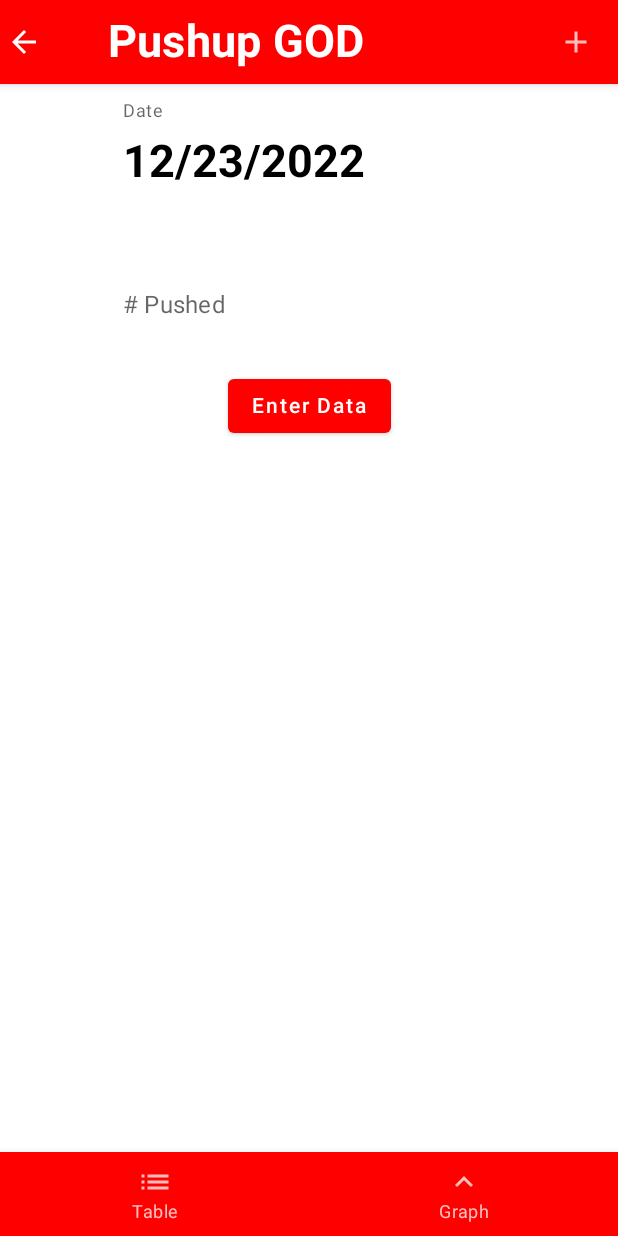
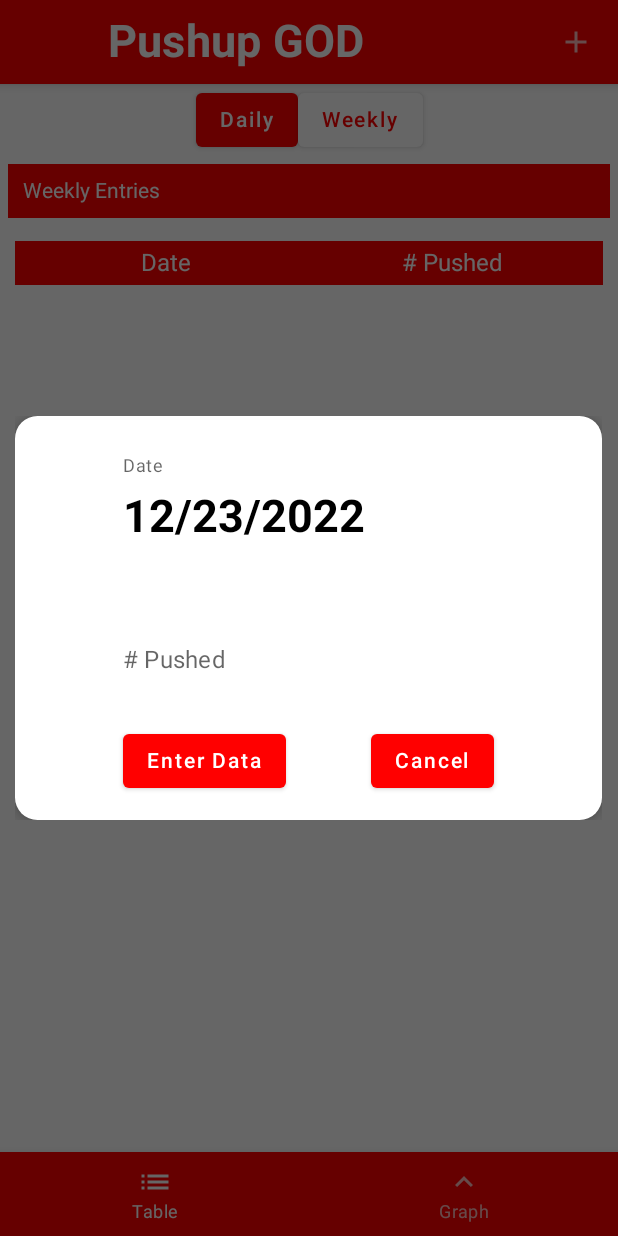
Before and after one commit to NShanklin22/PushupGod, an Android app built with Jetpack Compose: the screen it shows after launch (MainActivity), after a tap on "Add New Entry", on a phone screen of 412 x 824 dp. Run offline under Robolectric (Android 15) with nearby library versions, the phone set to English and light mode, and no system bars; our stand-ins replace Room's generated code, accompanist, livedata-compose; 2 other taps on this screen came first.

Commit message:
Add pop up dialog for new entry

```diff
--- a/app/src/main/java/com/example/pushupgod/MainActivity.kt
+++ b/app/src/main/java/com/example/pushupgod/MainActivity.kt
@@ -1,7 +1,11 @@
 package com.example.pushupgod
 
+import android.app.Activity
 import android.app.Application
+import android.content.ContentValues
 import android.os.Bundle
+import android.util.Log
+import android.view.View
 import androidx.activity.ComponentActivity
 import androidx.activity.compose.setContent
 import androidx.compose.foundation.layout.*
@@ -11,6 +15,7 @@ import androidx.compose.runtime.livedata.observeAsState
 import androidx.compose.ui.Modifier
 import androidx.compose.ui.graphics.Color
 import androidx.compose.ui.platform.LocalContext
+import androidx.compose.ui.platform.LocalView
 import androidx.lifecycle.ViewModel
 import androidx.lifecycle.ViewModelProvider
 import androidx.lifecycle.viewmodel.compose.LocalViewModelStoreOwner
@@ -25,7 +30,7 @@ import com.example.pushupgod.ui.appbar.BottomNavigationBar
 import com.example.pushupgod.ui.appbar.NavRoutes
 import com.example.pushupgod.ui.appbar.TopNavigationBar
 import com.example.pushupgod.ui.screens.GraphScreen
-import com.example.pushupgod.ui.screens.NewEntry
+import com.example.pushupgod.ui.screens.NewEntryDialog
 import com.example.pushupgod.ui.screens.TableScreen
 import com.google.accompanist.systemuicontroller.rememberSystemUiController
 
@@ -75,9 +80,17 @@ class MainActivity : ComponentActivity() {
 fun ScreenSetup(viewModel: MainViewModel){
 
     val navController = rememberNavController()
+    if(viewModel.NewEntrySelected){
+        Log.e(ContentValues.TAG, "Something should have popped up here!")
+        NewEntryDialog(
+            viewModel = viewModel,
+            onConfirm = {},
+            onDismiss = {}
+        )
+    }
 
     Scaffold(
-        topBar = { TopNavigationBar(navController = navController) },
+        topBar = { TopNavigationBar(navController = navController, viewModel) },
         content = { NavigationHost(navController = navController, viewModel)},
         bottomBar = { BottomNavigationBar(navController = navController) }
     )
@@ -97,9 +110,6 @@ fun NavigationHost(navController: NavHostController, viewModel: MainViewModel){
         composable(NavRoutes.Graph.route){
             GraphScreen()
         }
-        composable(NavRoutes.NewEntry.route){
-            NewEntry(viewModel = viewModel)
-        }
     }
 }
 
--- a/app/src/main/java/com/example/pushupgod/database/MainViewModel.kt
+++ b/app/src/main/java/com/example/pushupgod/database/MainViewModel.kt
@@ -19,6 +19,8 @@ class MainViewModel(application: Application) : ViewModel() {
     // search results is reutrned by the repository
     val selectedLogs: MutableLiveData<List<PushupLog>>
     var dailySelected by mutableStateOf(true)
+    // Variable to note if in the new entry page
+    var NewEntrySelected by mutableStateOf(false)
 
 
     init {
@@ -27,6 +29,10 @@ class MainViewModel(application: Application) : ViewModel() {
         repository = LogRepository(logDao)
         allLogs = repository.allLogs
         selectedLogs = repository.selectedLogs
+    }
+
+    fun onDismissDialog(){
+
     }
 
     fun insertlog(pushupLog: PushupLog) {
--- a/app/src/main/java/com/example/pushupgod/ui/appbar/TopAppBar.kt
+++ b/app/src/main/java/com/example/pushupgod/ui/appbar/TopAppBar.kt
@@ -1,5 +1,7 @@
 package com.example.pushupgod.ui.appbar
 
+import android.content.ContentValues.TAG
+import android.util.Log
 import androidx.compose.foundation.layout.fillMaxSize
 import androidx.compose.foundation.layout.fillMaxWidth
 import androidx.compose.material.*
@@ -8,26 +10,30 @@ import androidx.compose.material.icons.filled.Add
 import androidx.compose.material.icons.filled.ArrowBack
 import androidx.compose.material.icons.filled.Search
 import androidx.compose.runtime.Composable
+import androidx.compose.runtime.mutableStateOf
+import androidx.compose.runtime.remember
 import androidx.compose.ui.Modifier
 import androidx.compose.ui.graphics.Color
 import androidx.compose.ui.res.stringResource
 import androidx.compose.ui.text.font.FontWeight
 import androidx.compose.ui.tooling.preview.Preview
 import androidx.compose.ui.unit.sp
+import androidx.lifecycle.viewmodel.compose.viewModel
 import androidx.navigation.NavGraph.Companion.findStartDestination
 import androidx.navigation.NavHostController
+import androidx.navigation.compose.composable
 import com.example.pushupgod.NavBarItems
+import com.example.pushupgod.database.MainViewModel
+import com.example.pushupgod.ui.screens.NewEntryDialog
 
 @Composable
 fun TopNavigationBar(
-    navController: NavHostController
+    navController: NavHostController,
+    viewModel: MainViewModel
 ){
     TopAppBar(
         navigationIcon = {
-            Icon(
-                imageVector = Icons.Filled.ArrowBack,
-                contentDescription = "Go back"
-            )
+
         },
         title = {
             Text(
@@ -37,13 +43,9 @@ fun TopNavigationBar(
                 fontSize = 30.sp)
         },
         actions = {
-            AppBarActions(
-                {
-                    navController.navigate(NavRoutes.NewEntry.route){
-
-                    }
-                }
-            )
+            AppBarActions {
+                viewModel.NewEntrySelected = true
+            }
         },
         backgroundColor = Color.Red
     )
@@ -51,10 +53,13 @@ fun TopNavigationBar(
 
 @Composable
 fun AppBarActions(
-    onAddClicked:()-> Unit
+    onAddClicked:()-> Unit,
     ){
     IconButton(
-        onClick = { onAddClicked() }
+        onClick = {
+            onAddClicked()
+            Log.e(TAG, "AppBarActions: The button has clicked")
+        }
     ){
         Icon(
             imageVector = Icons.Filled.Add,
@@ -62,9 +67,3 @@ fun AppBarActions(
         )
     }
 }
-
-
-@Composable
-@Preview
-fun previewAppTopBar(){
-}
--- /dev/null
+++ b/app/src/main/java/com/example/pushupgod/ui/screens/NewEntryDialog.kt
@@ -0,0 +1,162 @@
+package com.example.pushupgod.ui.screens
+
+import androidx.compose.foundation.layout.*
+import androidx.compose.foundation.shape.RoundedCornerShape
+import androidx.compose.foundation.text.KeyboardOptions
+import androidx.compose.material.*
+import androidx.compose.runtime.*
+import androidx.compose.ui.Alignment
+import androidx.compose.ui.Modifier
+import androidx.compose.ui.graphics.Color
+import androidx.compose.ui.text.TextStyle
+import androidx.compose.ui.text.font.FontWeight
+import androidx.compose.ui.text.input.KeyboardType
+import androidx.compose.ui.unit.dp
+import androidx.compose.ui.unit.sp
+import androidx.compose.ui.window.Dialog
+import com.example.pushupgod.database.MainViewModel
+import com.example.pushupgod.database.PushupLog
+import java.text.SimpleDateFormat
+import java.util.*
+
+// Primary composable called by MainActivity
+@Composable
+fun NewEntryDialog(
+    onDismiss: () -> Unit,
+    onConfirm: () -> Unit,
+    viewModel: MainViewModel
+){
+    Dialog(
+        onDismissRequest = {
+            onDismiss()
+        }
+    ) {
+        Card(
+            elevation = 5.dp,
+            shape = RoundedCornerShape(15.dp),
+            modifier = Modifier.fillMaxWidth(fraction = .95f)
+        ){
+            Column(
+                Modifier
+                    .fillMaxWidth()
+                    .padding(15.dp),
+                verticalArrangement = Arrangement.spacedBy(25.dp)
+            ){
+                dataEntry(viewModel = viewModel, onConfirm())
+            }
+        }
+    }
+
+}
+
+// Composable which handles gathering and submission of data
+@Composable
+fun dataEntry(viewModel: MainViewModel, onConfirm: Unit){
+    val sdf = SimpleDateFormat("MM/dd/yyyy", Locale.US)
+    val time: String = sdf.format(Date())
+    var date by remember { mutableStateOf(sdf.format(Date()).toString()) }
+    var numPushed by remember { mutableStateOf("") }
+
+    val onDateChange = { text : String ->
+        date = text
+    }
+
+    val onNumPushedChange = { text : String ->
+        numPushed = text
+    }
+
+    Column(
+        modifier = Modifier.fillMaxWidth(),
+        horizontalAlignment = Alignment.CenterHorizontally
+    ) {
+
+        // Data entry date
+        CustomTextField(
+            title = "Date",
+            textState = date,
+            onTextChange = onDateChange,
+            keyboardType = KeyboardType.Text,
+        )
+
+        // Data Entry # Pushed
+        CustomTextField(
+            title = "# Pushed",
+            textState = numPushed,
+            onTextChange = onNumPushedChange,
+            keyboardType = KeyboardType.Number,
+        )
+
+        Row(
+            modifier = Modifier.fillMaxWidth(),
+            horizontalArrangement = Arrangement.SpaceEvenly
+        ){
+            // Submit Button
+            Button(
+                colors = ButtonDefaults.buttonColors(
+                    backgroundColor = Color.Red,
+                    contentColor = Color.White
+                ) ,
+                onClick = {
+                    // First check that the
+                    if(numPushed.isNotEmpty()){
+                        // Insert new entry to the table
+                        viewModel.insertlog(
+                            PushupLog(
+                                date,
+                                numPushed.toInt()
+                            )
+                        )
+                        // Clear num pushed field
+                        numPushed = ""
+                        viewModel.NewEntrySelected = false
+                    }
+                    // TODO: Add an else case for no data entered
+                }
+            ) {
+                Text(text = "Enter Data")
+            }
+            // Cancel Button
+            Button(
+                colors = ButtonDefaults.buttonColors(
+                    backgroundColor = Color.Red,
+                    contentColor = Color.White
+                ) ,
+                onClick = {
+                    viewModel.NewEntrySelected = false
+                }
+            ) {
+                Text(text = "Cancel")
+            }
+
+
+        }
+
+    }
+}
+
+@Composable
+fun CustomTextField(
+    title: String,
+    textState: String,
+    onTextChange: (String) -> Unit,
+    keyboardType: KeyboardType
+) {
+    OutlinedTextField(
+        value = textState,
+        onValueChange = { onTextChange(it) },
+        keyboardOptions = KeyboardOptions(
+            keyboardType = keyboardType
+        ),
+        colors = TextFieldDefaults.outlinedTextFieldColors(
+            focusedBorderColor = Color.Red,
+            unfocusedBorderColor = Color.White,
+            textColor = Color.Black,
+            focusedLabelColor = Color.Red
+        ),
+        singleLine = true,
+        label = { Text(title)},
+        modifier = Modifier.padding(10.dp),
+        textStyle = TextStyle(fontWeight = FontWeight.Bold,
+            fontSize = 30.sp)
+    )
+}
--- a/app/src/main/java/com/example/pushupgod/ui/screens/NewEntryScreen.kt
+++ b/app/src/main/java/com/example/pushupgod/ui/screens/NewEntryScreen.kt
@@ -1,131 +1,131 @@
-package com.example.pushupgod.ui.screens
-
-import androidx.compose.foundation.layout.Column
-import androidx.compose.foundation.layout.fillMaxSize
-import androidx.compose.foundation.layout.fillMaxWidth
-import androidx.compose.foundation.layout.padding
-import androidx.compose.foundation.text.KeyboardOptions
-import androidx.compose.material.*
-import androidx.compose.runtime.*
-import androidx.compose.ui.Alignment
-import androidx.compose.ui.Modifier
-import androidx.compose.ui.graphics.Color
-import androidx.compose.ui.text.TextStyle
-import androidx.compose.ui.text.font.FontWeight
-import androidx.compose.ui.text.input.KeyboardType
-import androidx.compose.ui.tooling.preview.Preview
-import androidx.compose.ui.unit.dp
-import androidx.compose.ui.unit.sp
-import androidx.lifecycle.viewmodel.compose.viewModel
-import com.example.pushupgod.database.MainViewModel
-import com.example.pushupgod.database.PushupLog
-import java.text.SimpleDateFormat
-import java.util.*
-
-// Primary composable called by MainActivity
-@Composable
-fun NewEntry(viewModel: MainViewModel){
-    Column(
-        modifier = Modifier.fillMaxSize()
-    ) {
-        dataEntry(viewModel = viewModel)
-    }
-}
-
-// Composable which handles gathering and submission of data
-@Composable
-fun dataEntry(viewModel: MainViewModel){
-    val sdf = SimpleDateFormat("MM/dd/yyyy", Locale.US)
-    val time: String = sdf.format(Date())
-    var date by remember { mutableStateOf(sdf.format(Date()).toString()) }
-    var numPushed by remember { mutableStateOf("") }
-
-    val onDateChange = { text : String ->
-        date = text
-    }
-
-    val onNumPushedChange = { text : String ->
-        numPushed = text
-    }
-
-    Column(
-        modifier = Modifier.fillMaxWidth(),
-        horizontalAlignment = Alignment.CenterHorizontally
-    ) {
-
-        // Data entry date
-        CustomTextField(
-            title = "Date",
-            textState = date,
-            onTextChange = onDateChange,
-            keyboardType = KeyboardType.Text,
-        )
-
-        // Data Entry # Pushed
-        CustomTextField(
-            title = "# Pushed",
-            textState = numPushed,
-            onTextChange = onNumPushedChange,
-            keyboardType = KeyboardType.Number,
-        )
-
-        // Submit Button
-        Button(
-            colors = ButtonDefaults.buttonColors(
-                backgroundColor = Color.Red,
-                contentColor = Color.White
-            ) ,
-            onClick = {
-                // First check that the
-                if(numPushed.isNotEmpty()){
-                    // Insert new entry to the table
-                    viewModel.insertlog(
-                        PushupLog(
-                            date,
-                            numPushed.toInt()
-                        )
-                    )
-                    // Clear num pushed field
-                    numPushed = ""
-                }
-                // TODO: Add an else case for no data entered
-            }
-        ) {
-            Text(text = "Enter Data")
-        }
-
-    }
-}
-
-@Composable
-fun CustomTextField(
-    title: String,
-    textState: String,
-    onTextChange: (String) -> Unit,
-    keyboardType: KeyboardType
-) {
-    OutlinedTextField(
-        value = textState,
-        onValueChange = { onTextChange(it) },
-        keyboardOptions = KeyboardOptions(
-            keyboardType = keyboardType
-        ),
-        colors = TextFieldDefaults.outlinedTextFieldColors(
-            focusedBorderColor = Color.Red,
-            unfocusedBorderColor = Color.White,
-            textColor = Color.Black,
-            focusedLabelColor = Color.Red
-        ),
-        singleLine = true,
-        label = { Text(title)},
-        modifier = Modifier.padding(10.dp),
-        textStyle = TextStyle(fontWeight = FontWeight.Bold,
-            fontSize = 30.sp)
-    )
-}
-
-@Preview
-@Composable
-fun PreviewNewEntry(){
-    NewEntry(viewModel = viewModel())
-}
+//package com.example.pushupgod.ui.screens
+//
+//import androidx.compose.foundation.layout.Column
+//import androidx.compose.foundation.layout.fillMaxSize
+//import androidx.compose.foundation.layout.fillMaxWidth
+//import androidx.compose.foundation.layout.padding
+//import androidx.compose.foundation.text.KeyboardOptions
+//import androidx.compose.material.*
+//import androidx.compose.runtime.*
+//import androidx.compose.ui.Alignment
+//import androidx.compose.ui.Modifier
+//import androidx.compose.ui.graphics.Color
+//import androidx.compose.ui.text.TextStyle
+//import androidx.compose.ui.text.font.FontWeight
+//import androidx.compose.ui.text.input.KeyboardType
+//import androidx.compose.ui.tooling.preview.Preview
+//import androidx.compose.ui.unit.dp
+//import androidx.compose.ui.unit.sp
+//import androidx.lifecycle.viewmodel.compose.viewModel
+//import com.example.pushupgod.database.MainViewModel
+//import com.example.pushupgod.database.PushupLog
+//import java.text.SimpleDateFormat
+//import java.util.*
+//
+//// Primary composable called by MainActivity
+//@Composable
+//fun NewEntry(viewModel: MainViewModel){
+//    Column(
+//        modifier = Modifier.fillMaxSize()
+//    ) {
+//        dataEntry(viewModel = viewModel)
+//    }
+//}
+//
+//// Composable which handles gathering and submission of data
+//@Composable
+//fun dataEntry(viewModel: MainViewModel){
+//    val sdf = SimpleDateFormat("MM/dd/yyyy", Locale.US)
+//    val time: String = sdf.format(Date())
+//    var date by remember { mutableStateOf(sdf.format(Date()).toString()) }
+//    var numPushed by remember { mutableStateOf("") }
+//
+//    val onDateChange = { text : String ->
+//        date = text
+//    }
+//
+//    val onNumPushedChange = { text : String ->
+//        numPushed = text
+//    }
+//
+//    Column(
+//        modifier = Modifier.fillMaxWidth(),
+//        horizontalAlignment = Alignment.CenterHorizontally
+//    ) {
+//
+//        // Data entry date
+//        CustomTextField(
+//            title = "Date",
+//            textState = date,
+//            onTextChange = onDateChange,
+//            keyboardType = KeyboardType.Text,
+//        )
+//
+//        // Data Entry # Pushed
+//        CustomTextField(
+//            title = "# Pushed",
+//            textState = numPushed,
+//            onTextChange = onNumPushedChange,
+//            keyboardType = KeyboardType.Number,
+//        )
+//
+//        // Submit Button
+//        Button(
+//            colors = ButtonDefaults.buttonColors(
+//                backgroundColor = Color.Red,
+//                contentColor = Color.White
+//            ) ,
+//            onClick = {
+//                // First check that the
+//                if(numPushed.isNotEmpty()){
+//                    // Insert new entry to the table
+//                    viewModel.insertlog(
+//                        PushupLog(
+//                            date,
+//                            numPushed.toInt()
+//                        )
+//                    )
+//                    // Clear num pushed field
+//                    numPushed = ""
+//                }
+//                // TODO: Add an else case for no data entered
+//            }
+//        ) {
+//            Text(text = "Enter Data")
+//        }
+//
+//    }
+//}
+//
+//@Composable
+//fun CustomTextField(
+//    title: String,
+//    textState: String,
+//    onTextChange: (String) -> Unit,
+//    keyboardType: KeyboardType
+//) {
+//    OutlinedTextField(
+//        value = textState,
+//        onValueChange = { onTextChange(it) },
+//        keyboardOptions = KeyboardOptions(
+//            keyboardType = keyboardType
+//        ),
+//        colors = TextFieldDefaults.outlinedTextFieldColors(
+//            focusedBorderColor = Color.Red,
+//            unfocusedBorderColor = Color.White,
+//            textColor = Color.Black,
+//            focusedLabelColor = Color.Red
+//        ),
+//        singleLine = true,
+//        label = { Text(title)},
+//        modifier = Modifier.padding(10.dp),
+//        textStyle = TextStyle(fontWeight = FontWeight.Bold,
+//            fontSize = 30.sp)
+//    )
+//}
+//
+//@Preview
+//@Composable
+//fun PreviewNewEntry(){
+//    NewEntry(viewModel = viewModel())
+//}
--- a/app/src/main/java/com/example/pushupgod/ui/screens/TableScreen.kt
+++ b/app/src/main/java/com/example/pushupgod/ui/screens/TableScreen.kt
@@ -60,7 +60,7 @@ fun TableScreen(
 
                 items(list) { log ->
                     logRow(
-                        id = log.id, date = log.date,
+                        key = log.date,
                         numPushed = log.numPushed
                     )
                 }
@@ -82,6 +82,7 @@ fun DataRangeSelector(viewModel: MainViewModel){
     val todayDate = SimpleDateFormat("MM/dd/yyyy", Locale.US).format(Date()).toString()
 
     // Components will sit inside of a row
+    Column() {
         Row(
             modifier = Modifier.fillMaxWidth(),
             horizontalArrangement = Arrangement.Center
@@ -116,6 +117,23 @@ fun DataRangeSelector(viewModel: MainViewModel){
                 Text("Weekly")
             }
         }
+        Row(
+            modifier = Modifier.fillMaxWidth().padding(5.dp).background(Color.Red)
+        ){
+            Text(
+                modifier = Modifier.padding(vertical = 10.dp, horizontal = 10.dp),
+                text =
+                if(dailySelected){
+                    "Daily Entries"
+                }else{
+                    "Weekly Entries"
+                },
+                style = TextStyle(
+                    color = Color.White
+                )
+            )
+        }
+    }
 
 }
 
@@ -131,13 +149,13 @@ fun TitleRow(head1: String, head2: String, head3: String) {
         Text(
             head1,
             modifier = Modifier
-                .weight(0.1f),
+                .weight(0.2f),
             textAlign = TextAlign.Center,
             color = Color.White
         )
         Text(
             head3,
-            modifier = Modifier.weight(0.4f),
+            modifier = Modifier.weight(0.2f),
             textAlign = TextAlign.Center,
             color = Color.White
         )
@@ -146,20 +164,20 @@ fun TitleRow(head1: String, head2: String, head3: String) {
 
 // Log Row to display each data entry
 @Composable
-fun logRow(id:Int,date:String,numPushed:Int){
+fun logRow(key:String,numPushed:Int){
     Row(
         modifier = Modifier.fillMaxWidth(),
-
     ){
+        // First text is the key which will change depending on if daily or weekly is selected
         Text(
-            id.toString(),
+            key,
             modifier = Modifier
-                .weight(0.1f),
+                .weight(0.2f),
             textAlign = TextAlign.Center
         )
         Text(
             numPushed.toString(),
-            modifier = Modifier.weight(0.4f),
+            modifier = Modifier.weight(0.2f),
             textAlign = TextAlign.Center
         )
     }
--- a/app/src/main/java/com/example/pushupgod/ui/theme/Theme.kt
+++ b/app/src/main/java/com/example/pushupgod/ui/theme/Theme.kt
@@ -5,17 +5,19 @@ import androidx.compose.material.MaterialTheme
 import androidx.compose.material.darkColors
 import androidx.compose.material.lightColors
 import androidx.compose.runtime.Composable
+import androidx.compose.ui.graphics.Color
+import com.google.accompanist.systemuicontroller.rememberSystemUiController
 
 private val DarkColorPalette = darkColors(
     primary = RedMain,
-    primaryVariant = Purple700,
-    secondary = Teal200
+    primaryVariant = RedMain,
+    secondary = RedMain
 )
 
 private val LightColorPalette = lightColors(
     primary = RedMain,
-    primaryVariant = Purple700,
-    secondary = Teal200
+    primaryVariant = RedMain,
+    secondary = RedMain
 
     /* Other default colors to override
     background = Color.White,
@@ -27,12 +29,18 @@ private val LightColorPalette = lightColors(
     */
 )
 
-
 @Composable
 fun PushupGodTheme(darkTheme: Boolean = isSystemInDarkTheme(), content: @Composable () -> Unit) {
+    val systemUiController = rememberSystemUiController()
     val colors = if (darkTheme) {
+        systemUiController.setSystemBarsColor(
+            color = Color.Transparent
+        )
         DarkColorPalette
     } else {
+        systemUiController.setSystemBarsColor(
+            color = RedMain
+        )
         LightColorPalette
     }
 
--- a/app/src/main/res/values/colors.xml
+++ b/app/src/main/res/values/colors.xml
@@ -1,6 +1,6 @@
 <?xml version="1.0" encoding="utf-8"?>
 <resources>
-    <color name="purple_200">#FFBB86FC</color>
+    <color name="red_bitches">#FF0000</color>
     <color name="purple_500">#FF6200EE</color>
     <color name="purple_700">#FF3700B3</color>
     <color name="teal_200">#FF03DAC5</color>
--- a/app/src/main/res/values/themes.xml
+++ b/app/src/main/res/values/themes.xml
@@ -2,6 +2,6 @@
 <resources>
 
     <style name="Theme.PushupGod" parent="android:Theme.Material.Light.NoActionBar">
-        <item name="android:statusBarColor">@color/purple_700</item>
+        <item name="android:statusBarColor">@color/red_bitches</item>
     </style>
 </resources>
```
Lines whose indentation alone changed are shown as unchanged.
